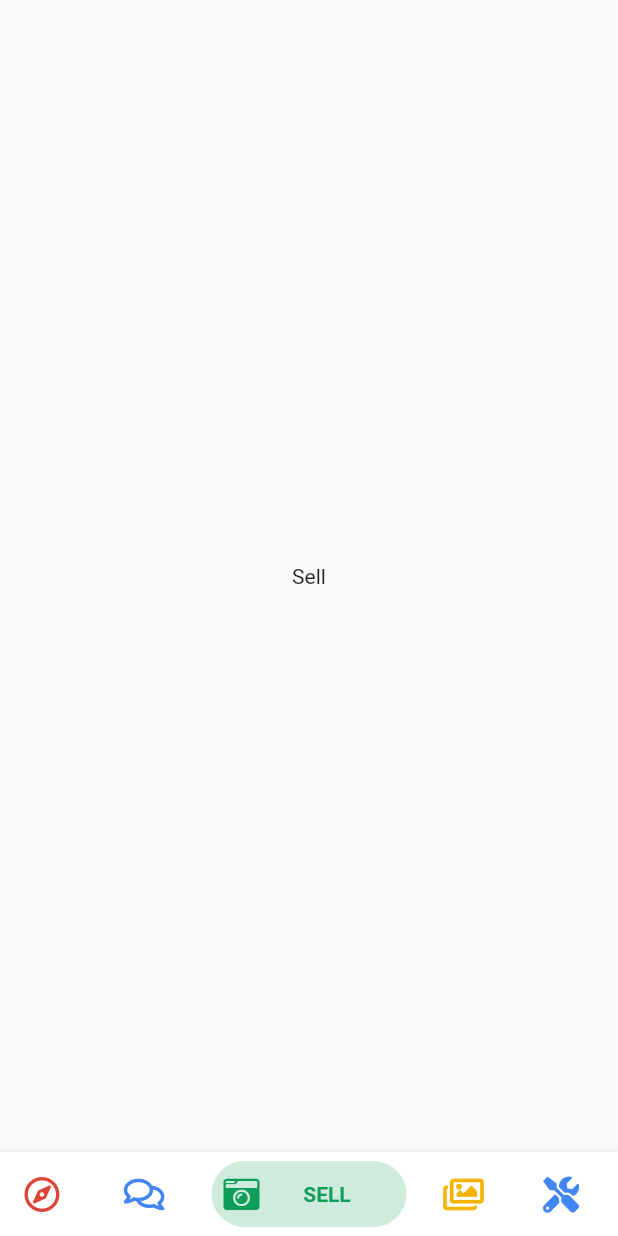
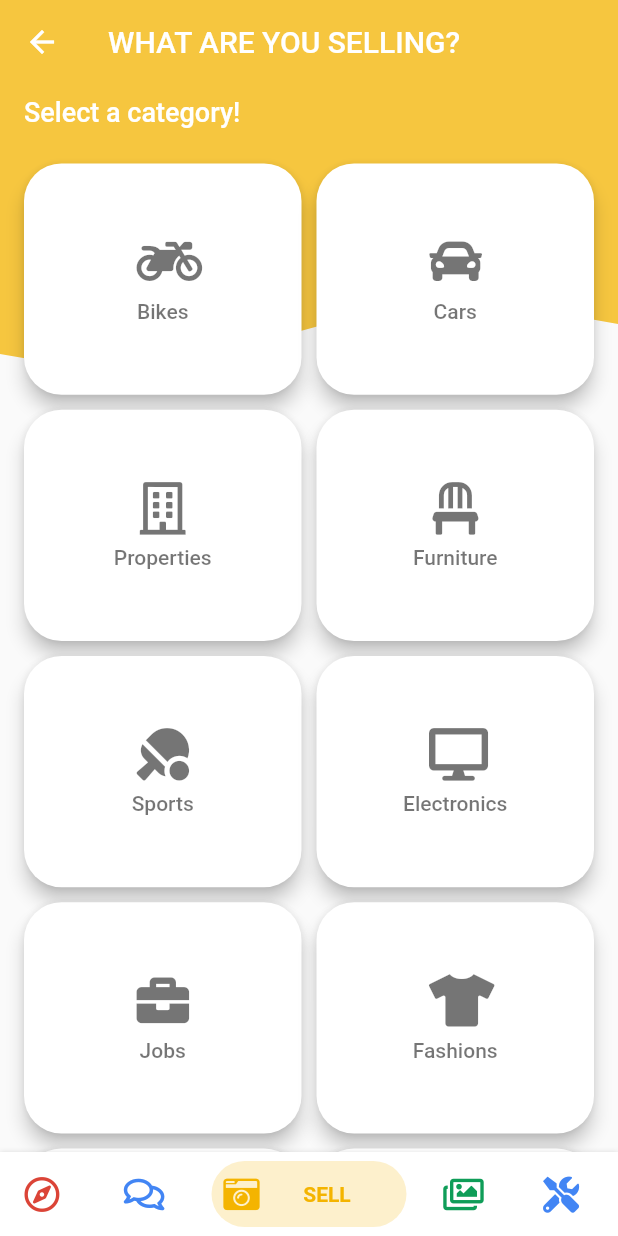
Before and after one commit to DineshRajput21/buyAndsell-Flutter, a Flutter app: the Tabs screen opened by its route, item 3 of the bottom bar chosen, on a phone screen of 412 x 824 dp. Run offline on Flutter 3.47's test engine with Material 2 defaults, Android fonts, the phone set to English and light mode, and no system bars; drawn by our look-alikes of bottom_navy_bar; our stand-ins replace carousel_pro, flutter_custom_clippers, flutter_slidable, font_awesome_flutter, shimmer; missing offline and left inert: flip_panel.

```diff
--- a/lib/constants/AppColors.dart
+++ b/lib/constants/AppColors.dart
@@ -11,6 +11,8 @@ class AppColors {
   static const YellowDark = Color(0xFFF4B400);
   static const RedDark = Color(0xFFDB4437);
   static const LightGrey = Color(0xFFF6F6F6);
+  static const ManuGrey = Color(0xFFDDDDDD);
+
   static const Map<int, Color> orange = const <int, Color>{
     50: const Color(0xFFFCF2E7),
     100: const Color(0xFFF8DEC3),
--- a/lib/screens/bottomTabBar/Tabs.dart
+++ b/lib/screens/bottomTabBar/Tabs.dart
@@ -27,9 +27,10 @@ class _TabsState extends State<Tabs> {
     SellScreen(
       key: PageStorageKey('Page3'),
     ),
-    MyAdsScreen(key: PageStorageKey('page5')),
+    MyAdsScreen(
+      key: PageStorageKey('page4')),
     Settings(
-      key: PageStorageKey('Page4'),
+      key: PageStorageKey('Page5'),
     ),
   ];
 
@@ -61,12 +62,12 @@ class _TabsState extends State<Tabs> {
               textAlign: TextAlign.center,
               icon: Icon(FontAwesomeIcons.cameraRetro),
               title: Text('SELL'),
-              activeColor: AppColors.GreenDark),
+              activeColor: AppColors.YellowDark),
           BottomNavyBarItem(
               textAlign: TextAlign.center,
               icon: Icon(FontAwesomeIcons.images),
               title: Text('MY ADS'),
-              activeColor: AppColors.YellowDark),
+              activeColor: AppColors.GreenDark),
           BottomNavyBarItem(
               textAlign: TextAlign.center,
               icon: Icon(FontAwesomeIcons.tools),
--- a/lib/screens/tabScreens/explore/widgets/FreshAds.dart
+++ b/lib/screens/tabScreens/explore/widgets/FreshAds.dart
@@ -1,4 +1,5 @@
 import 'package:BuyAndSell/routes.dart';
+import 'package:BuyAndSell/widgets/AdsItem/AdsItem.dart';
 import 'package:flutter/material.dart';
 
 class FreshAds extends StatelessWidget {
--- a/lib/screens/tabScreens/sell/Sell.dart
+++ b/lib/screens/tabScreens/sell/Sell.dart
@@ -1,24 +1,94 @@
+
+import 'package:BuyAndSell/constants/AppColors.dart';
 import 'package:flutter/material.dart';
+import 'package:flutter_custom_clippers/flutter_custom_clippers.dart';
+import './widgets/category.dart';
+import './widgets/DemoValues.dart';
 
-class SellScreen extends StatefulWidget {
+class SellScreen extends StatelessWidget {
   SellScreen({Key key}) : super(key: key);
-
   @override
-  State<StatefulWidget> createState() => _SellScreenState();
-}
-
-class _SellScreenState extends State<SellScreen> {
-  @override
-  void initState() {
-    super.initState();
+  Widget build(BuildContext context){
+    return Scaffold(
+      appBar: AppBar(
+        backgroundColor: AppColors.Yellow,
+        title: Text('WHAT ARE YOU SELLING?'),
+        elevation: 0,
+      ),
+      body: Stack(
+        children: <Widget>[
+          ClipPath(
+            clipper: WaveClipperTwo(),
+            child: Container(
+              decoration: BoxDecoration(
+                color: AppColors.Yellow
+              ),
+              height: 200,
+            ),
+          ),
+          CustomScrollView(
+            physics: BouncingScrollPhysics(),
+            slivers: <Widget>[
+              SliverToBoxAdapter(
+                child: Padding(
+                  padding: const EdgeInsets.symmetric(horizontal: 16.0,vertical: 8.0),
+                  child: Text("Select a category!", style: TextStyle(
+                    color: Colors.white,
+                    fontWeight: FontWeight.w500,
+                    fontSize: 18.0
+                  ),),
+                ),
+              ),
+              SliverPadding(
+                padding: const EdgeInsets.all(16.0),
+                sliver: SliverGrid(
+                  gridDelegate: SliverGridDelegateWithFixedCrossAxisCount(
+                    crossAxisCount: 2,
+                    childAspectRatio: 1.2,
+                    crossAxisSpacing: 10.0,
+                    mainAxisSpacing: 10.0
+                  ),
+                  delegate: SliverChildBuilderDelegate(
+                    _buildCategoryItem,
+                    childCount: categories.length,
+                  ),
+                ),
+              ),
+            ],
+          ),
+        ],
+      )
+    );
   }
 
-  @override
-  Widget build(BuildContext context) {
-    return Material(
-      child: Center(
-        child: Text("Sell"),
+  Widget _buildCategoryItem(BuildContext context, int index) {
+    Category category = categories[index];
+    return MaterialButton(
+      elevation: 5.0,
+      highlightElevation: 10.0,
+      onPressed: () => _categoryPressed(context,category),
+      shape: RoundedRectangleBorder(
+        borderRadius: BorderRadius.circular(25.0),
+      ),
+      color: Colors.white,
+      textColor: Colors.black54,
+      child: Column(
+        mainAxisAlignment: MainAxisAlignment.center,
+        children: <Widget>[
+          if(category.icon != null)
+            Icon(category.icon, size: 35,),
+          if(category.icon != null)
+            SizedBox(height: 8.0),
+          Text(
+            category.name,
+            textAlign: TextAlign.center,
+            maxLines: 3,),
+        ],
       ),
     );
   }
+
+  _categoryPressed(BuildContext context,Category category) {
+
+  }
 }
--- /dev/null
+++ b/lib/screens/tabScreens/sell/widgets/DemoValues.dart
@@ -0,0 +1,16 @@
+import 'package:font_awesome_flutter/font_awesome_flutter.dart';
+
+import './category.dart';
+
+final List<Category> categories = [
+  Category(1,"Bikes", icon: FontAwesomeIcons.motorcycle),
+  Category(2,"Cars", icon: FontAwesomeIcons.car),
+  Category(3,"Properties", icon: FontAwesomeIcons.building),
+  Category(4,"Furniture", icon: FontAwesomeIcons.chair),
+  Category(5,"Sports", icon: FontAwesomeIcons.tableTennis),
+  Category(6,"Electronics", icon: FontAwesomeIcons.desktop),
+  Category(7,"Jobs", icon: FontAwesomeIcons.briefcase),
+  Category(8,"Fashions", icon: FontAwesomeIcons.tshirt),
+  Category(9,"Mobiles", icon: FontAwesomeIcons.mobileAlt),
+  Category(10,"Services", icon: FontAwesomeIcons.tools),
+];
--- /dev/null
+++ b/lib/screens/tabScreens/sell/widgets/category.dart
@@ -0,0 +1,10 @@
+import 'package:BuyAndSell/constants/AppColors.dart';
+import 'package:flutter/material.dart';
+import 'package:font_awesome_flutter/font_awesome_flutter.dart';
+
+class Category{
+  final int id;
+  final String name;
+  final dynamic icon;
+  Category(this.id, this.name, {this.icon});
+}
--- a/pubspec.yaml
+++ b/pubspec.yaml
@@ -18,6 +18,7 @@ dependencies:
   carousel_pro: ^1.0.0
   shimmer: ^1.1.0
   flutter_slidable: ^0.5.4
+  flutter_custom_clippers: ^1.1.0
 
 dev_dependencies:
   flutter_test:
```
Also changed, not shown: lib/screens/tabScreens/chat/Chat.dart (+31 -25 lines), lib/screens/tabScreens/myAds/MyAds.dart (+46 -28 lines), lib/screens/tabScreens/settings/Settings.dart (+56 -58 lines), lib/widgets/AdsItem/AdsItem.dart (added, +164 -0 lines), lib/widgets/AdsItem/CustomSideButton.dart (added, +27 -0 lines), pubspec.lock.
